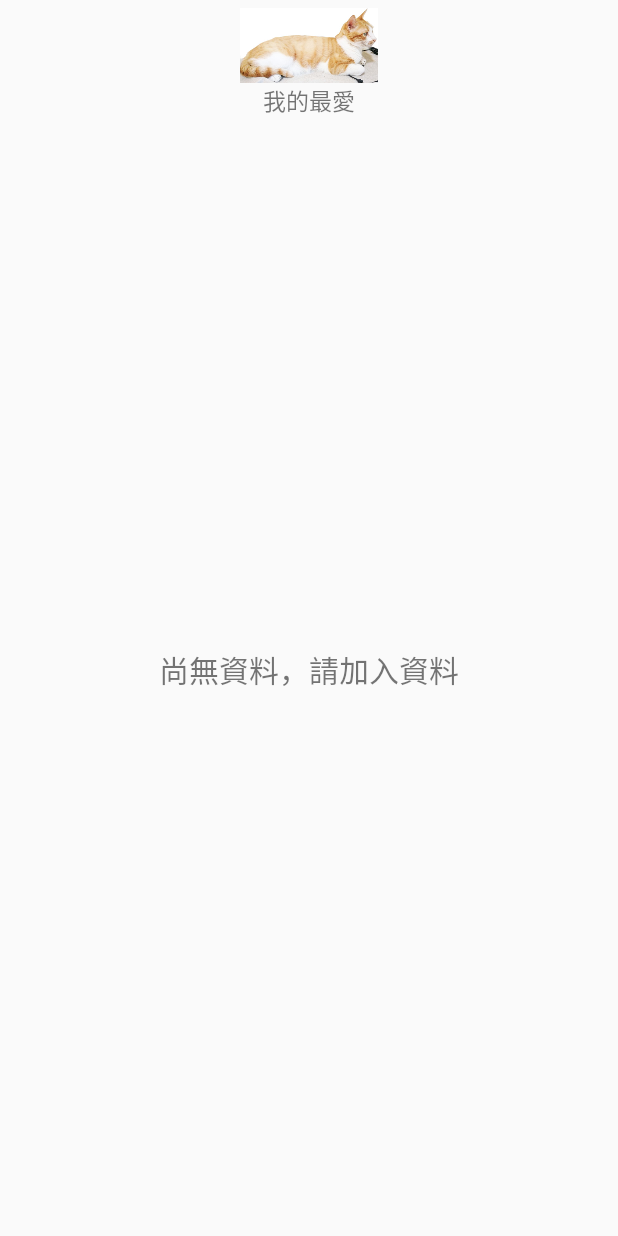
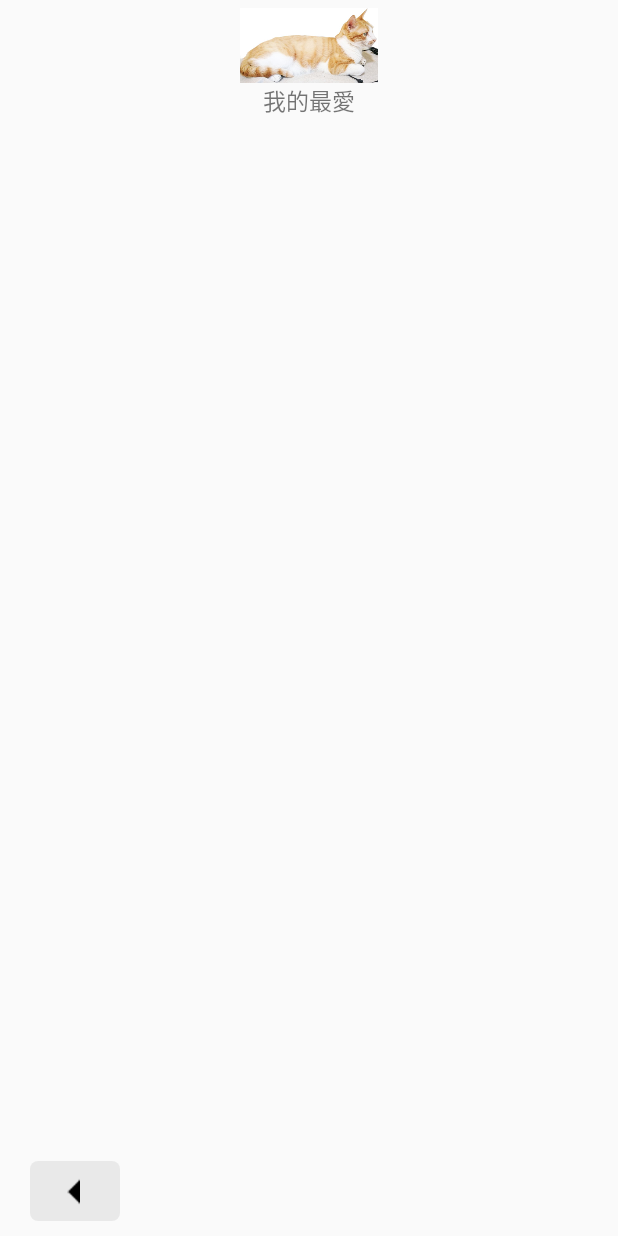
Before and after one commit to liucheyu/AniamlRegister, an Android app: the FavoriteActivity screen opened directly, with no data from a screen before it, on a phone screen of 412 x 824 dp. Run offline under Robolectric (Android 15) with nearby library versions, the phone set to English and light mode, and no system bars; libraries missing offline, so code that uses them is left out: com.squareup.okhttp; pictures from the network do not load.

Commit message:
20190516_2

```diff
--- a/app/build.gradle
+++ b/app/build.gradle
@@ -7,7 +7,7 @@
         minSdkVersion 21
         targetSdkVersion 28
         versionCode 1
-        versionName "1.0"
+        versionName "1.1"
         testInstrumentationRunner "android.support.test.runner.AndroidJUnitRunner"
     }
     buildTypes {
--- a/app/src/main/res/layout/activity_favorite.xml
+++ b/app/src/main/res/layout/activity_favorite.xml
@@ -23,6 +23,19 @@
         android:text="我的最愛"
         android:textSize="15sp"
         android:layout_gravity="center_horizontal"/>
+    <RelativeLayout
+        android:layout_width="wrap_content"
+        android:layout_height="wrap_content">
+        <ImageButton
+            android:src="@mipmap/baseline_arrow_drop_left_black_36dp"
+            android:layout_width="60dp"
+            android:layout_height="40dp"
+            android:layout_alignParentStart="true"
+            android:layout_alignParentBottom="true"
+            android:background="@drawable/button_type1"
+            android:textSize="12sp"
+            android:onClick="favoriteBack"/>
+    </RelativeLayout>
 
     <RelativeLayout
         android:id="@+id/favoriteRelate"
@@ -56,16 +69,9 @@
             android:drawableRight="@mipmap/baseline_arrow_drop_up_black_36dp"
             android:textSize="12sp"
             android:visibility="gone"/>
-        <ImageButton
-            android:src="@mipmap/baseline_arrow_drop_left_black_36dp"
-            android:layout_width="60dp"
-            android:layout_height="40dp"
-            android:layout_alignParentStart="true"
-            android:layout_alignParentBottom="true"
-            android:background="@drawable/button_type1"
-            android:textSize="12sp"
-            android:onClick="favoriteBack"/>
+
     </RelativeLayout>
 
 
+
 </LinearLayout>
```
Also changed, not shown: 2 other files.
